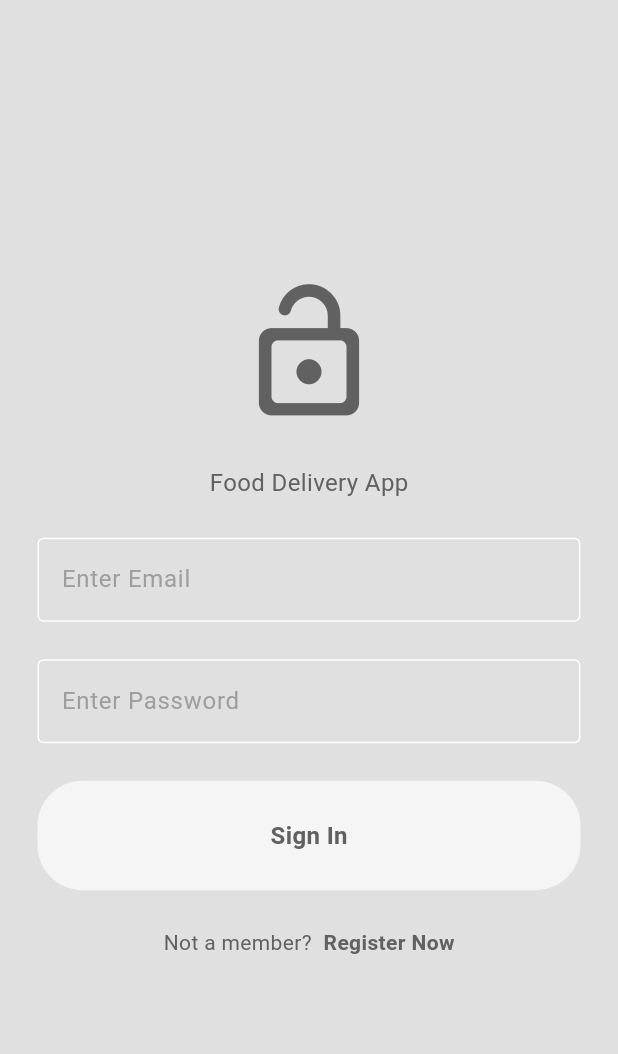
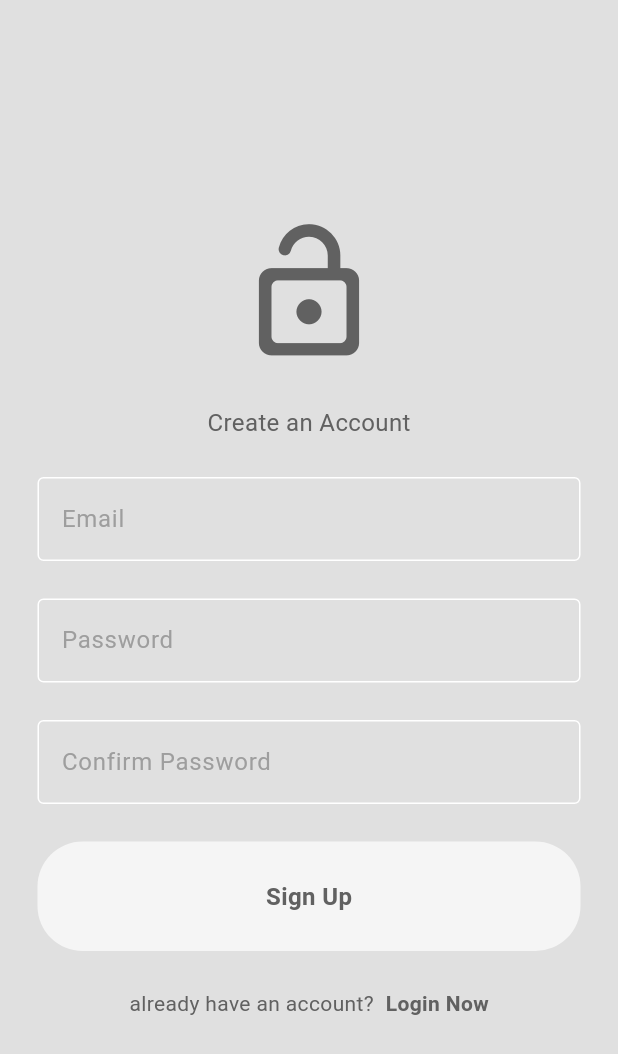
Before and after one commit to YashwantXDX/food_delivery_app, a Flutter app: the screen it shows after launch, after a tap on "Register Now", on a phone screen of 412 x 824 dp. Shown: the top 1054 px of the screen. Run offline on Flutter 3.47's test engine with Material 3 defaults, Android fonts, the phone set to English and light mode, and no system bars; our stand-ins replace gap.

Commit message:
Initial Commit

```diff
--- /dev/null
+++ b/lib/auth/login_or_register.dart
@@ -0,0 +1,35 @@
+import 'package:flutter/material.dart';
+import 'package:food_delivery_app/pages/login_page.dart';
+import 'package:food_delivery_app/pages/register_page.dart';
+
+class LoginOrRegister extends StatefulWidget {
+  const LoginOrRegister({super.key});
+
+  @override
+  State<LoginOrRegister> createState() => _LoginOrRegisterState();
+}
+
+class _LoginOrRegisterState extends State<LoginOrRegister> {
+
+
+  //initially show login page
+  bool showLoginPage = true;
+
+  //toggle between login and register page
+  void togglePages(){
+    setState(() {
+      showLoginPage = !showLoginPage;
+    });
+  }
+
+
+  @override
+  Widget build(BuildContext context) {
+    if(showLoginPage){
+      return LoginPage(onTap: togglePages);
+    }
+    else{
+      return RegisterPage(onTap: togglePages);
+    }
+  }
+}
--- a/lib/main.dart
+++ b/lib/main.dart
@@ -1,5 +1,5 @@
 import 'package:flutter/material.dart';
-import 'package:food_delivery_app/pages/login_page.dart';
+import 'package:food_delivery_app/auth/login_or_register.dart';
 import 'package:food_delivery_app/themes/theme_provider.dart';
 import 'package:provider/provider.dart';
 
@@ -17,9 +17,7 @@ class MyFoodDeliveryApp extends StatelessWidget {
   Widget build(BuildContext context) {
     return MaterialApp(
       debugShowCheckedModeBanner: false,
-      home: LoginPage(
-        onTap: () {},
-      ),
+      home: const LoginOrRegister(),
       theme: Provider.of<ThemeProvider>(context).themeData,
     );
   }
--- a/lib/pages/login_page.dart
+++ b/lib/pages/login_page.dart
@@ -1,6 +1,7 @@
 import 'package:flutter/material.dart';
 import 'package:food_delivery_app/components/my_button.dart';
 import 'package:food_delivery_app/components/my_textfield.dart';
+import 'package:food_delivery_app/pages/home_page.dart';
 import 'package:gap/gap.dart';
 
 class LoginPage extends StatefulWidget {
@@ -16,8 +17,22 @@ class LoginPage extends StatefulWidget {
 class _LoginPageState extends State<LoginPage> {
   //text editing controllers
   final TextEditingController emailController = TextEditingController();
+  final TextEditingController passwordController = TextEditingController();
 
-  final TextEditingController passwordController = TextEditingController();
+  //login method
+  void login(){
+
+    /*
+
+      Authentication Process
+
+    */
+
+    //navigate to home page
+    Navigator.push(context, MaterialPageRoute(builder: (context) => const HomePage(),));
+
+
+  }
 
   @override
   Widget build(BuildContext context) {
@@ -66,7 +81,7 @@ class _LoginPageState extends State<LoginPage> {
             const Gap(25),
 
             //sign in button
-            MyButton(onTap: () {}, text: "Sign In"),
+            MyButton(onTap: login, text: "Sign In"),
 
             const Gap(25),
 
--- a/lib/pages/register_page.dart
+++ b/lib/pages/register_page.dart
@@ -0,0 +1,106 @@
+import 'package:flutter/material.dart';
+import 'package:food_delivery_app/components/my_button.dart';
+import 'package:food_delivery_app/components/my_textfield.dart';
+import 'package:gap/gap.dart';
+
+class RegisterPage extends StatefulWidget {
+
+  final void Function()? onTap;
+
+  const RegisterPage({super.key, required this.onTap});
+
+  @override
+  State<RegisterPage> createState() => _RegisterPageState();
+}
+
+class _RegisterPageState extends State<RegisterPage> {
+  //text editing controllers
+  final TextEditingController emailController = TextEditingController();
+
+  final TextEditingController passwordController = TextEditingController();
+
+  final TextEditingController confirmPasswordController = TextEditingController();
+
+  @override
+  Widget build(BuildContext context) {
+    return Scaffold(
+      backgroundColor: Theme.of(context).colorScheme.background,
+      body: Center(
+        child: Column(
+          mainAxisAlignment: MainAxisAlignment.center,
+          children: [
+            //logo
+            Icon(
+              Icons.lock_open_rounded,
+              size: 100,
+              color: Theme.of(context).colorScheme.inversePrimary,
+            ),
+
+            const Gap(25),
+
+            //message, app slogan
+            Text(
+              "Create an Account",
+              style: TextStyle(
+                fontSize: 16,
+                color: Theme.of(context).colorScheme.inversePrimary,
+              ),
+            ),
+
+            const Gap(25),
+
+            //email textfield
+            MyTextField(
+              controller: emailController,
+              hintText: "Email",
+              obscureText: false,
+            ),
+
+            const Gap(25),
+
+            // password textfield
+            MyTextField(
+              controller: passwordController,
+              hintText: "Password",
+              obscureText: true,
+            ),
+
+            const Gap(25),
+
+            // confirm password textfield
+            MyTextField(
+              controller: confirmPasswordController,
+              hintText: "Confirm Password",
+              obscureText: false,
+            ),
+
+            const Gap(25),
+
+            //sign up button
+            MyButton(onTap: () {}, text: "Sign Up"),
+
+            const Gap(25),
+
+            //already have an account? Login Here
+            Row(
+              mainAxisAlignment: MainAxisAlignment.center,
+              children: [
+                Text("already have an account? ",style: TextStyle(
+                  color: Theme.of(context).colorScheme.inversePrimary,
+                ),),
+                const Gap(4),
+                GestureDetector(
+                  onTap: widget.onTap,
+                  child: Text("Login Now",style: TextStyle(
+                    color: Theme.of(context).colorScheme.inversePrimary,
+                    fontWeight: FontWeight.bold,
+                  ),),
+                ),
+              ],
+            ),
+          ],
+        ),
+      ),
+    );
+  }
+}
```
Also changed, not shown: lib/pages/drawer_menu.dart (+51 -0 lines), lib/pages/home_page.dart (+21 -0 lines), lib/pages/my_drawer_tile.dart (added, +28 -0 lines), lib/pages/setting_page.dart (+52 -0 lines).
